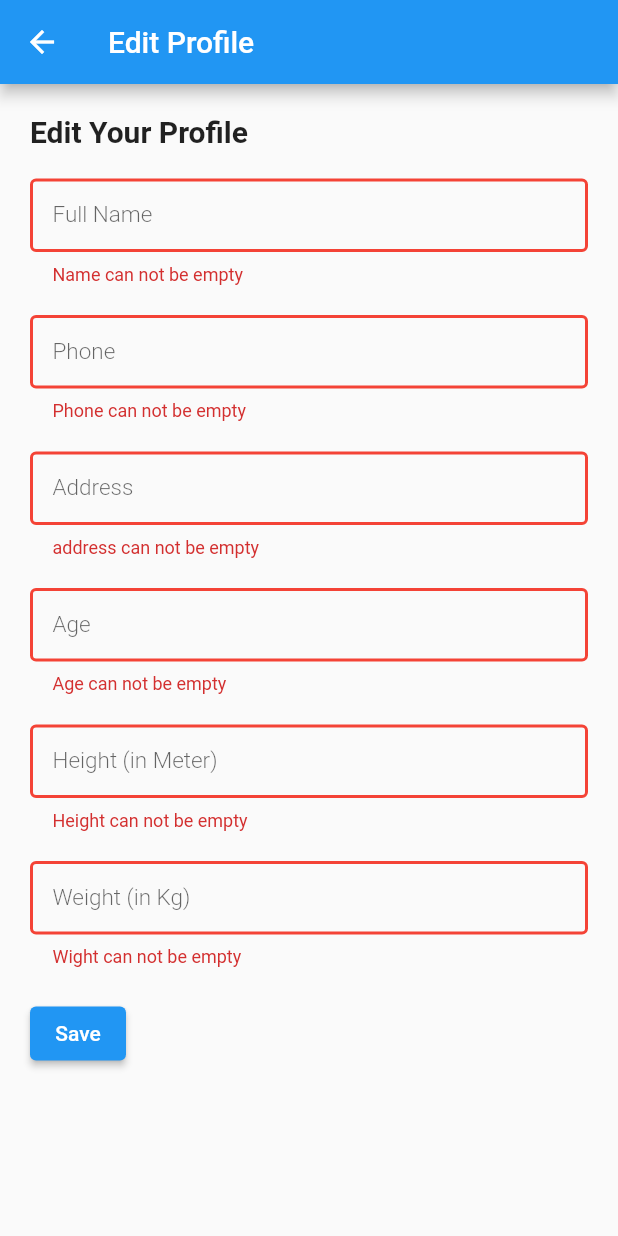
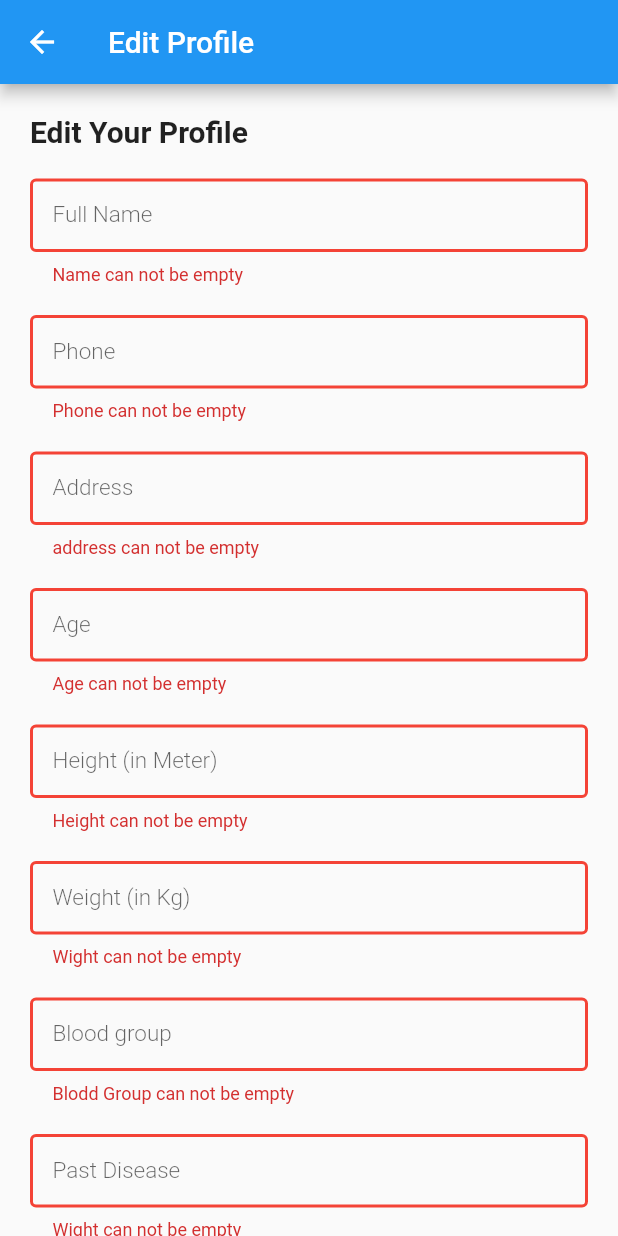
Before and after one commit to heetkheni/SSIP, a Flutter app: the EditUserProfileScreen screen opened directly, after a tap on "Save", on a phone screen of 412 x 824 dp. Run offline on Flutter 3.47's test engine with Material 2 defaults, Android fonts, the phone set to English and light mode, and no system bars; our stand-ins replace badges, carousel_slider, cloud_firestore, firebase_auth, firebase_core, firebase_messaging and 8 more; missing offline and left inert: dart:ffi; accounts and stored records are empty.

Commit message:
profile screen updated

```diff
--- a/lib/screens/editUserProfile_screen.dart
+++ b/lib/screens/editUserProfile_screen.dart
@@ -20,6 +20,8 @@ class _EditUserProfileScreenState extends State<EditUserProfileScreen> {
   final TextEditingController heightController = TextEditingController();
   final TextEditingController weightController = TextEditingController();
   final TextEditingController bmiController = TextEditingController();
+  final TextEditingController bgController = TextEditingController();
+  final TextEditingController pastdiseaseController = TextEditingController();
   final formKey = GlobalKey<FormState>();
   bool isLoading = false;
 
@@ -159,6 +161,42 @@ class _EditUserProfileScreenState extends State<EditUserProfileScreen> {
                       SizedBox(
                         height: 20,
                       ),
+                      TextFormField(
+                        controller: bgController,
+                        decoration: textInputDecoration.copyWith(
+                          labelText: 'Blood group',
+                          labelStyle: TextStyle(
+                              fontSize: 15, fontWeight: FontWeight.w300),
+                        ),
+                        validator: (val) {
+                          if (val!.isEmpty) {
+                            return 'Blodd Group can not be empty';
+                          } else {
+                            return null;
+                          }
+                        },
+                      ),
+                      SizedBox(
+                        height: 20,
+                      ),
+                      TextFormField(
+                        controller: pastdiseaseController,
+                        decoration: textInputDecoration.copyWith(
+                          labelText: 'Past Disease',
+                          labelStyle: TextStyle(
+                              fontSize: 15, fontWeight: FontWeight.w300),
+                        ),
+                        validator: (val) {
+                          if (val!.isEmpty) {
+                            return 'Wight can not be empty';
+                          } else {
+                            return null;
+                          }
+                        },
+                      ),
+                      SizedBox(
+                        height: 20,
+                      ),
                       ElevatedButton(
                         onPressed: () {
                           uploadEditedData(); // Navigate back to the profile screen
@@ -189,7 +227,9 @@ class _EditUserProfileScreenState extends State<EditUserProfileScreen> {
         'age': ageController.text.toString(),
         'height': heightController.text.toString(),
         'weight': weightController.text.toString(),
-        'BMI': bmi.toString()
+        'BMI': bmi.toString(),
+        'BG': bgController.text.toString(),
+        'past_disease': pastdiseaseController.text.toString(),
       };
 
       await DatabaseServices()
--- a/lib/screens/profile_screen.dart
+++ b/lib/screens/profile_screen.dart
@@ -139,6 +139,16 @@ class _ProfileScreenState extends State<ProfileScreen> {
                   CupertinoIcons.mail),
               const SizedBox(height: 20),
               itemProfile(
+                  'Blood Group',
+                  userData != null ? userData!['BG'] : user.email,
+                  CupertinoIcons.mail),
+              const SizedBox(height: 20),
+              itemProfile(
+                  'Past Disease',
+                  userData != null ? userData!['past_disease'] : user.email,
+                  CupertinoIcons.mail),
+              const SizedBox(height: 20),
+              itemProfile(
                   'Height(in Meter)',
                   userData != null ? userData!['height'] : user.email,
                   CupertinoIcons.macwindow),
--- a/lib/services/db_services.dart
+++ b/lib/services/db_services.dart
@@ -18,7 +18,9 @@ class DatabaseServices {
       'age': '0',
       'height': '0.0',
       'weight': '0.0',
-      'BMI': '0.0'
+      'BMI': '0.0',
+      'BG': "not added",
+      'past_disease' : "not added"
     });
   }
 
@@ -31,7 +33,9 @@ class DatabaseServices {
         'age': userMap['age'],
         'height': userMap['height'],
         'weight': userMap['weight'],
-        'BMI': userMap['BMI']
+        'BMI': userMap['BMI'],
+        'BG': userMap['BG'],
+        'past_disease': userMap['past_disease']
       });
       // Show a success message or perform any other actions on success
       print('User profile updated successfully.');
```
